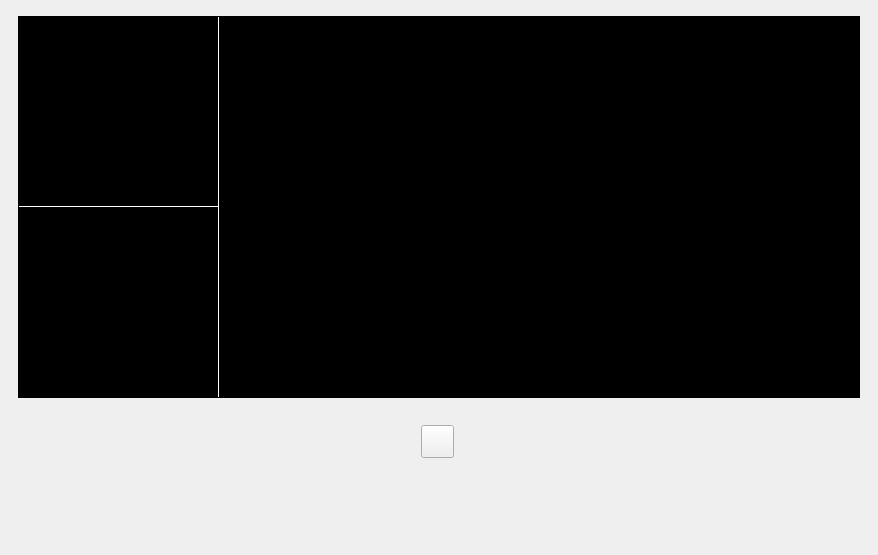
First picture: the form in KinectServer/KinectServer.ui, repository jammgit/KinectServer, before the edit.
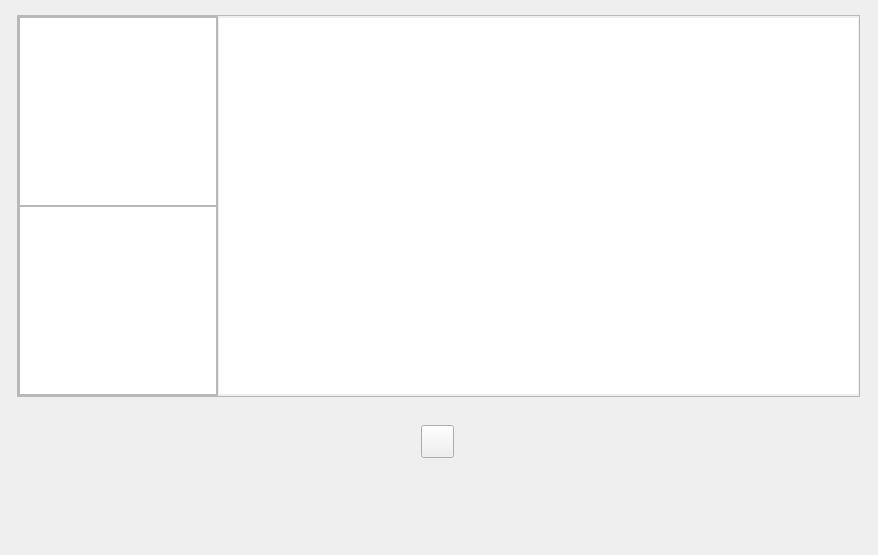
Second picture: the form after the edit. Icons and pictures are not drawn.

Commit message: 分离出Kinect数据服务器工程，更新Readme

The edit to the form file:
```diff
--- a/KinectServer/KinectServer.ui
+++ b/KinectServer/KinectServer.ui
@@ -23,14 +23,14 @@
    <widget class="QFrame" name="frame">
     <property name="geometry">
      <rect>
-      <x>18</x>
-      <y>16</y>
-      <width>842</width>
+      <x>17</x>
+      <y>15</y>
+      <width>843</width>
       <height>382</height>
      </rect>
     </property>
     <property name="styleSheet">
-     <string notr="true">background-color: rgb(0, 0, 0);</string>
+     <string notr="true"/>
     </property>
     <property name="frameShape">
      <enum>QFrame::StyledPanel</enum>
@@ -69,8 +69,7 @@
         </size>
        </property>
        <property name="styleSheet">
-        <string notr="true">background-color: rgb(255, 255, 255);
-border:0px;</string>
+        <string notr="true"/>
        </property>
        <property name="frameShape">
         <enum>QFrame::StyledPanel</enum>
@@ -80,7 +79,7 @@
        </property>
        <layout class="QVBoxLayout" name="verticalLayout">
         <property name="spacing">
-         <number>1</number>
+         <number>0</number>
         </property>
         <property name="leftMargin">
          <number>0</number>
@@ -103,38 +102,14 @@
            </size>
           </property>
           <property name="styleSheet">
-           <string notr="true">QListWidget#listWidget
-{
-background-color: rgb(0, 0, 0);
-
-border-right:1px solid #ffffff;
-border-left:0px;
-border-top:0px;
-border-bottom:0px;
-}
-QListWidget#listWidget::item
-{
-color: rgb(255, 255, 255);
-}</string>
+           <string notr="true"/>
           </property>
          </widget>
         </item>
         <item>
          <widget class="QListWidget" name="listWidget_2">
           <property name="styleSheet">
-           <string notr="true">QListWidget#listWidget_2
-{
-background-color: rgb(0, 0, 0);
-
-border-right:1px solid #ffffff;
-border-left:0px;
-border-top:0px;
-border-bottom:0px;
-}
-QListWidget#listWidget_2::item
-{
-color: rgb(255, 255, 255);
-}</string>
+           <string notr="true"/>
           </property>
          </widget>
         </item>
@@ -146,6 +121,12 @@
        <property name="enabled">
         <bool>true</bool>
        </property>
+       <property name="maximumSize">
+        <size>
+         <width>16777215</width>
+         <height>378</height>
+        </size>
+       </property>
        <property name="font">
         <font>
          <family>华文细黑</family>
@@ -153,12 +134,7 @@
         </font>
        </property>
        <property name="styleSheet">
-        <string notr="true">QTextEdit#textEdit
-{
-border:1px solid #000000;
-background-color: rgb(0, 0, 0, 255);
-	color: rgb(255, 255, 255);
-}</string>
+        <string notr="true">border:1px solid #eeeeee;</string>
        </property>
        <property name="readOnly">
         <bool>true</bool>
```
The commit also changes 25 other files.
